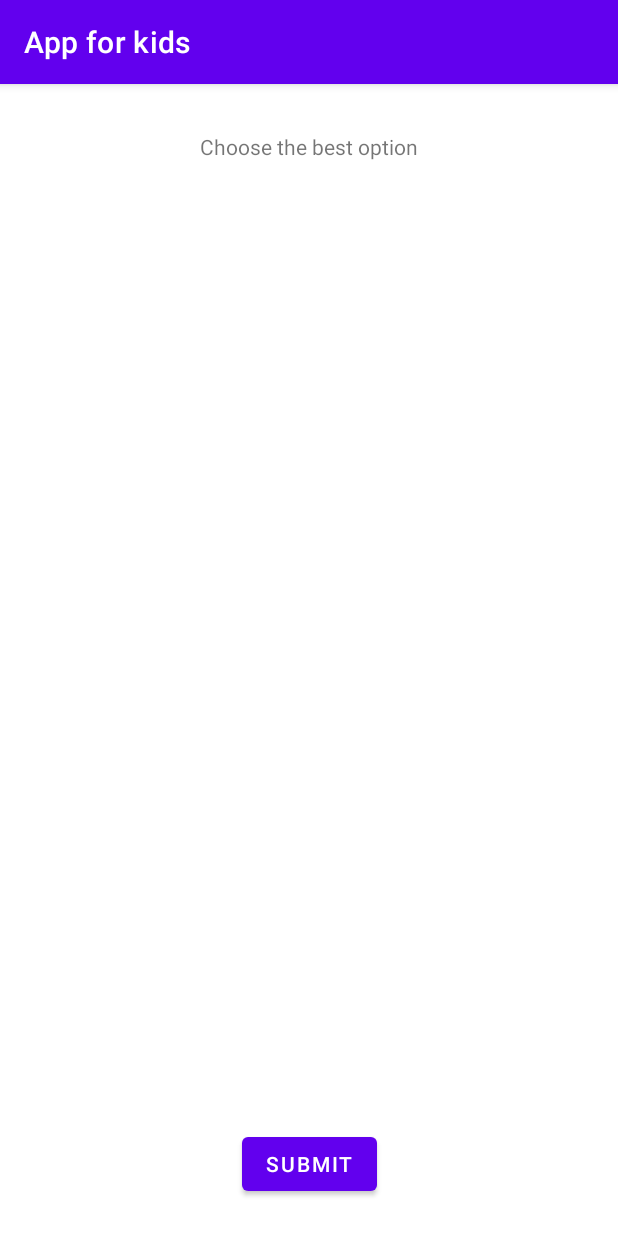
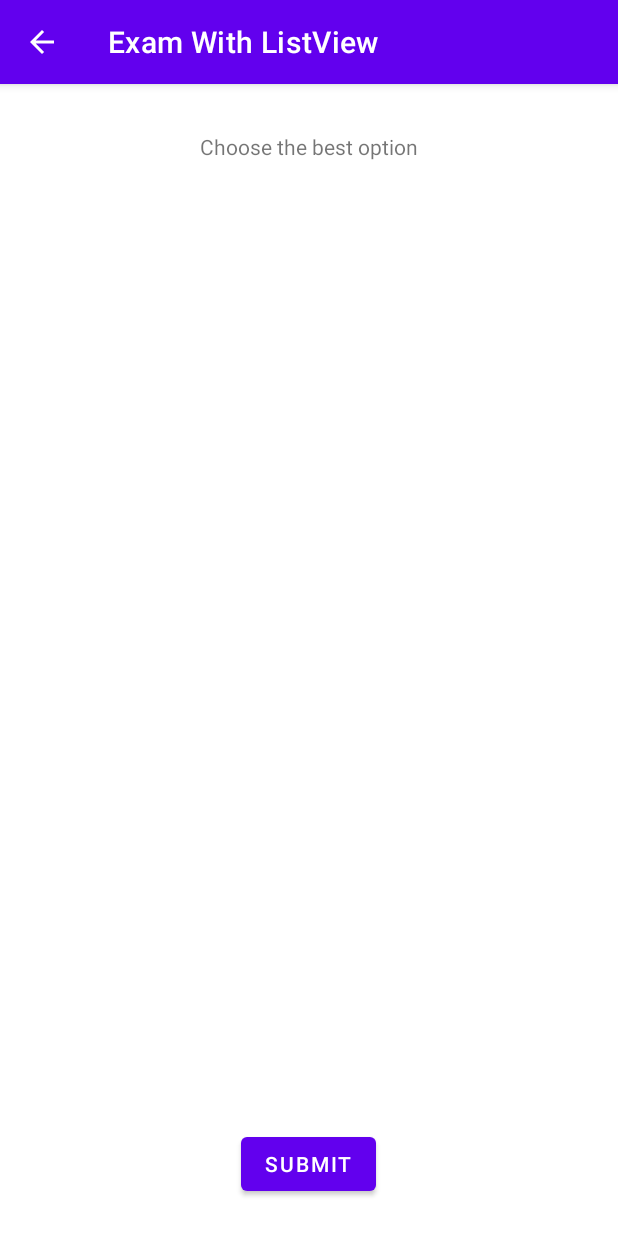
Before and after one commit to BSEF19M520/Mobile-Computing, an Android app: the ExamWithListViewActivity screen opened directly, with no data from a screen before it, on a phone screen of 412 x 824 dp. Run offline under Robolectric (Android 15) with nearby library versions, the phone set to English and light mode, and no system bars.

Commit message:
Exam activity list view fixed

```diff
--- a/App for kids/app/src/main/res/layout/activity_exam_with_list_view.xml
+++ b/App for kids/app/src/main/res/layout/activity_exam_with_list_view.xml
@@ -6,44 +6,44 @@
     android:layout_height="match_parent"
     tools:context=".ExamWithListViewActivity">
 
+    <LinearLayout
+        android:layout_width="match_parent"
+        android:layout_height="match_parent"
+        android:gravity="center_horizontal"
+        android:orientation="vertical"
+        app:layout_constraintBottom_toBottomOf="parent"
+        app:layout_constraintEnd_toEndOf="parent"
+        app:layout_constraintHorizontal_bias="0.5"
+        app:layout_constraintStart_toStartOf="parent"
+        app:layout_constraintTop_toTopOf="parent">
+
         <TextView
             android:id="@+id/examActivityWithListView_mainTextTextView"
             android:layout_width="wrap_content"
             android:layout_height="wrap_content"
             android:layout_marginTop="32dp"
-        android:text="Choose the best option"
-        app:layout_constraintEnd_toEndOf="parent"
-        app:layout_constraintStart_toStartOf="parent"
-        app:layout_constraintTop_toTopOf="parent" />
+            android:text="Choose the best option" />
+
+        <TextView
+            android:id="@+id/examActivityWithListView_scoreTextView"
+            android:layout_width="wrap_content"
+            android:layout_height="wrap_content"
+            android:layout_marginTop="16dp" />
+
+        <ListView
+            android:id="@+id/examActivityWithListView_listView"
+            android:layout_width="match_parent"
+            android:layout_height="0dp"
+            android:layout_weight="1"
+            />
 
         <Button
             android:id="@+id/examActivityWithListView_submitButton"
             android:layout_width="wrap_content"
             android:layout_height="wrap_content"
             android:layout_marginBottom="24dp"
-        android:text="Submit"
-        app:layout_constraintBottom_toBottomOf="parent"
-        app:layout_constraintEnd_toEndOf="parent"
-        app:layout_constraintStart_toStartOf="parent" />
+            android:text="Submit" />
 
-    <ListView
-        android:id="@+id/examActivityWithListView_listView"
-        android:layout_width="0dp"
-        android:layout_height="wrap_content"
-        android:layout_marginTop="8dp"
-        android:layout_marginBottom="8dp"
-        app:layout_constraintBottom_toTopOf="@+id/examActivityWithListView_submitButton"
-        app:layout_constraintEnd_toEndOf="parent"
-        app:layout_constraintStart_toStartOf="parent"
-        app:layout_constraintTop_toBottomOf="@+id/examActivityWithListView_scoreTextView" />
-
-    <TextView
-        android:id="@+id/examActivityWithListView_scoreTextView"
-        android:layout_width="wrap_content"
-        android:layout_height="wrap_content"
-        android:layout_marginTop="16dp"
-        app:layout_constraintEnd_toEndOf="parent"
-        app:layout_constraintStart_toStartOf="parent"
-        app:layout_constraintTop_toBottomOf="@+id/examActivityWithListView_mainTextTextView" />
+    </LinearLayout>
 
 </androidx.constraintlayout.widget.ConstraintLayout>
--- a/App for kids/app/src/main/res/values/strings.xml
+++ b/App for kids/app/src/main/res/values/strings.xml
@@ -10,4 +10,5 @@
     <string name="exam">Exam</string>
     <string name="click_on_an_alphabet">Click on an alphabet</string>
     <string name="lessons_with_listview">Lessons With ListView</string>
+    <string name="exam_with_listview">Exam With ListView</string>
 </resources>
```
Also changed, not shown: App for kids/app/src/main/AndroidManifest.xml (+11 -3 lines), App for kids/app/src/main/java/com/example/appforkids/ExamWithListViewActivity.java (+0 -8 lines). Lines whose indentation alone changed are shown as unchanged.
